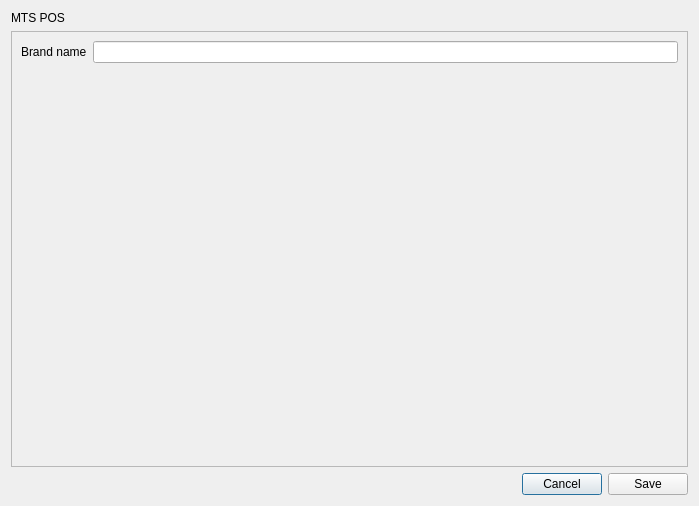
This is app/views/templates/generated/EditBrand.ui in rondalefloyd/mts-pos as Qt 5 draws it before an edit. The edited form follows.
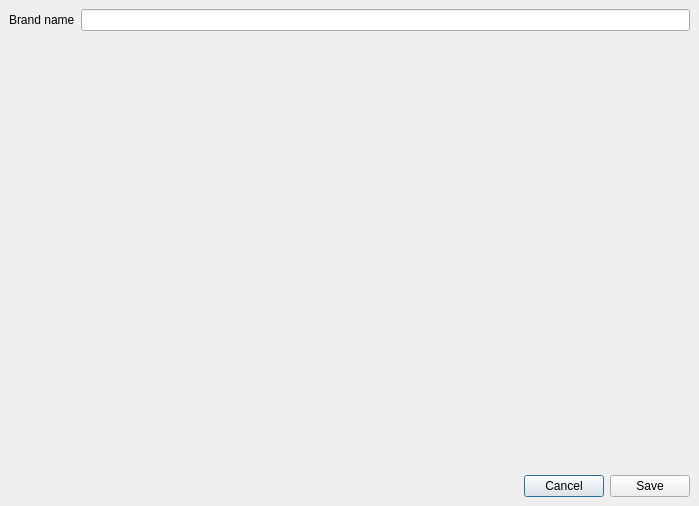
This is the edited form.

What changed in the file:
```diff
--- a/app/views/templates/generated/EditBrand.ui
+++ b/app/views/templates/generated/EditBrand.ui
@@ -14,21 +14,26 @@
    <string>Edit brand</string>
   </property>
   <layout class="QVBoxLayout" name="verticalLayout">
-   <item>
-    <widget class="QLabel" name="label_6">
-     <property name="sizePolicy">
-      <sizepolicy hsizetype="Preferred" vsizetype="Fixed">
-       <horstretch>0</horstretch>
-       <verstretch>0</verstretch>
-      </sizepolicy>
-     </property>
-     <property name="text">
-      <string>MTS POS</string>
-     </property>
-    </widget>
-   </item>
+   <property name="spacing">
+    <number>0</number>
+   </property>
+   <property name="leftMargin">
+    <number>0</number>
+   </property>
+   <property name="topMargin">
+    <number>0</number>
+   </property>
+   <property name="rightMargin">
+    <number>0</number>
+   </property>
+   <property name="bottomMargin">
+    <number>0</number>
+   </property>
    <item>
     <widget class="QScrollArea" name="scrollArea">
+     <property name="frameShape">
+      <enum>QFrame::NoFrame</enum>
+     </property>
      <property name="widgetResizable">
       <bool>true</bool>
      </property>
@@ -37,8 +42,8 @@
        <rect>
         <x>0</x>
         <y>0</y>
-        <width>679</width>
-        <height>436</height>
+        <width>699</width>
+        <height>465</height>
        </rect>
       </property>
       <layout class="QFormLayout" name="formLayout">
@@ -57,7 +62,8 @@
     </widget>
    </item>
    <item>
-    <layout class="QHBoxLayout" name="horizontalLayout">
+    <widget class="QWidget" name="widgetConfirmationButton" native="true">
+     <layout class="QHBoxLayout" name="horizontalLayout_2">
      <item>
       <spacer name="horizontalSpacer">
        <property name="orientation">
@@ -86,6 +92,7 @@
       </widget>
      </item>
     </layout>
+    </widget>
    </item>
   </layout>
  </widget>
```
Left out of the diff: 2 changed lines with no effect on the pictures. Lines whose indentation alone changed are shown as unchanged.
